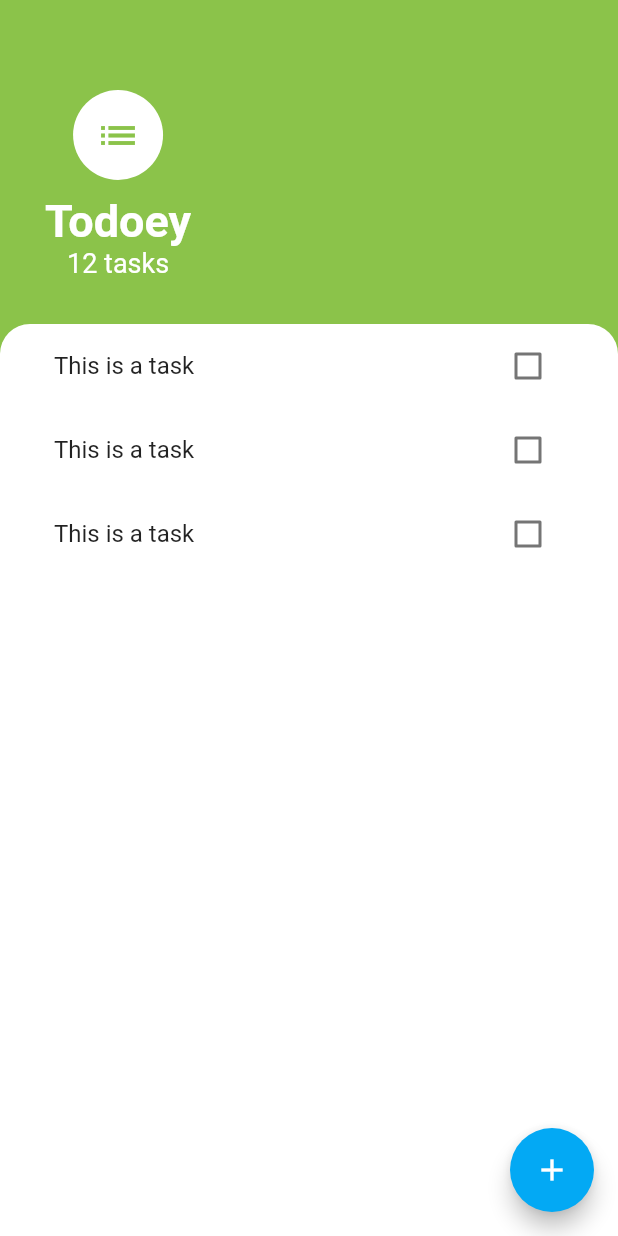
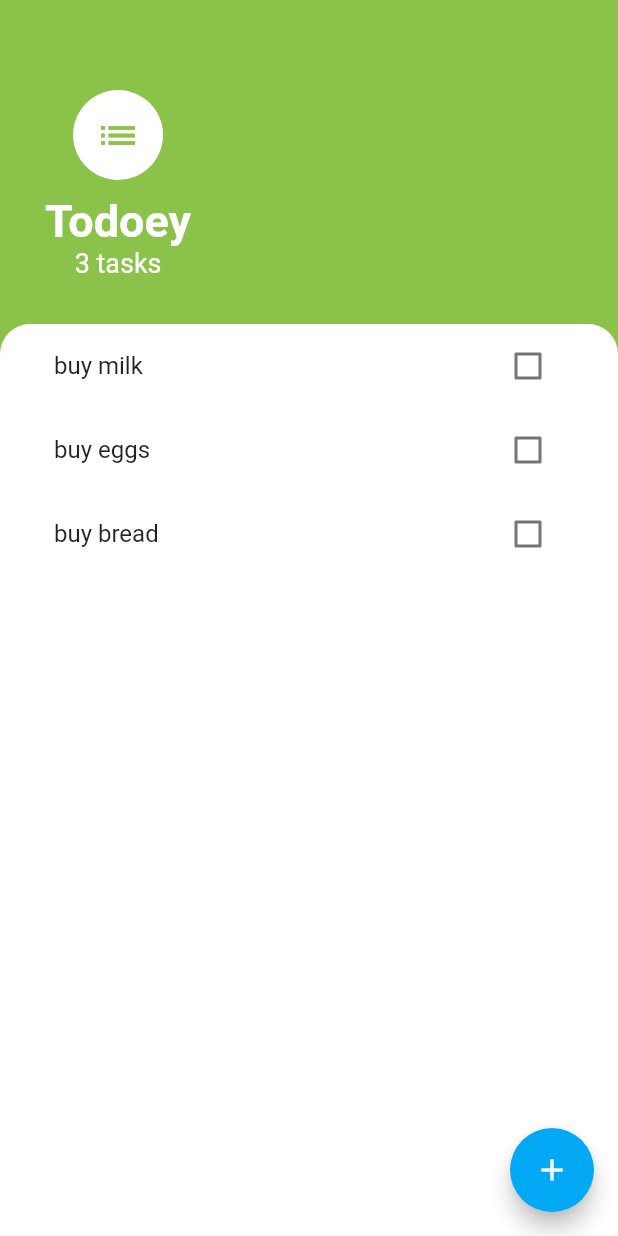
Before and after one commit to show111-zz/udemy_flutter_bootcamp, a Flutter app: the TasksScreen screen opened directly, on a phone screen of 412 x 824 dp. Run offline on Flutter 3.47's test engine with Material 2 defaults, Android fonts, the light colour scheme and no system bars; our stand-ins replace animated_text_kit, audioplayers, cloud_firestore, firebase_auth, flutter_spinkit, font_awesome_flutter and 3 more; accounts and stored records are empty.

Commit message:
finished of the todoey part

```diff
--- a/lib/home.dart
+++ b/lib/home.dart
@@ -1,5 +1,6 @@
 import 'package:flutter/material.dart';
-import 'package:udemy_flutter_bootcamp/todoey/tasks_screen.dart';
+import 'package:udemy_flutter_bootcamp/todoey/screens/tasks_screen.dart';
+import 'package:udemy_flutter_bootcamp/todoey/todo_home.dart';
 import 'package:udemy_flutter_bootcamp/xylophone/XylophoneApp.dart';
 import 'package:udemy_flutter_bootcamp/dice/dice_page.dart';
 import 'package:udemy_flutter_bootcamp/quizzler/Quizzler.dart';
@@ -27,7 +28,7 @@ class HomePage extends StatelessWidget {
         '/climate_page': (context) => ClimatePage(),
         '/bitcoin_page': (context) => BitcoinMain(),
         '/chat_page': (context) => FlashChat(),
-        '/todoey_page': (context) => TasksScreen(),
+        '/todoey_page': (context) => TodoHome(),
       },
       home: HomeListPage(),
     );
--- /dev/null
+++ b/lib/todoey/models/task.dart
@@ -0,0 +1,12 @@
+class Task{
+
+  final String name;
+  bool isDone;
+
+  Task({this.name, this.isDone = false});
+
+  void toggleDone(){
+    isDone = !isDone;
+  }
+
+}
--- /dev/null
+++ b/lib/todoey/models/task_data.dart
@@ -0,0 +1,38 @@
+import 'dart:collection';
+
+import 'package:flutter/foundation.dart';
+import 'task.dart';
+
+class TaskData extends ChangeNotifier{
+
+  List<Task> _tasks = [
+    Task(name: 'buy milk'),
+    Task(name: 'buy eggs'),
+    Task(name: 'buy bread'),
+  ];
+
+  int get taskCount{
+    return _tasks.length;
+  }
+
+  UnmodifiableListView<Task> get tasks{
+    return UnmodifiableListView(_tasks);
+  }
+
+  void addTask(String newTaskTitle){
+    final task = Task(name: newTaskTitle);
+    _tasks.add(task);
+    notifyListeners();
+  }
+
+  void updateTask(Task task){
+    task.toggleDone();
+    notifyListeners();
+  }
+
+  void deleteTask(Task task){
+     _tasks.remove(task);
+     notifyListeners();
+  }
+
+}
--- a/lib/todoey/tasks_screen.dart
+++ b/lib/todoey/screens/tasks_screen.dart
@@ -1,4 +1,6 @@
 import 'package:flutter/material.dart';
+import 'package:provider/provider.dart';
+import 'package:udemy_flutter_bootcamp/todoey/models/task_data.dart';
 import 'package:udemy_flutter_bootcamp/todoey/screens/add_task_screen.dart';
 import 'package:udemy_flutter_bootcamp/todoey/widgets/task_list.dart';
 
@@ -16,9 +18,10 @@ class TasksScreen extends StatelessWidget {
             isScrollControlled: true, // take up the full screen
             builder: (context) => SingleChildScrollView(
               child: Container(
-                  padding: EdgeInsets.only(
-                      bottom: MediaQuery.of(context).viewInsets.bottom),
-                  child: AddTaskScreen()),
+                padding: EdgeInsets.only(
+                    bottom: MediaQuery.of(context).viewInsets.bottom),
+                child: AddTaskScreen(),
+              ),
             ),
           );
         },
@@ -53,7 +56,7 @@ class TasksScreen extends StatelessWidget {
                         fontWeight: FontWeight.w700),
                   ),
                   Text(
-                    '12 tasks',
+                    '${Provider.of<TaskData>(context).taskCount} tasks',
                     style: TextStyle(
                       color: Colors.white,
                       fontSize: 18.0,
--- a/lib/todoey/widgets/task_list.dart
+++ b/lib/todoey/widgets/task_list.dart
@@ -1,16 +1,30 @@
-
 import 'package:flutter/material.dart';
+import 'package:provider/provider.dart';
+import 'package:udemy_flutter_bootcamp/todoey/models/task_data.dart';
 import 'package:udemy_flutter_bootcamp/todoey/widgets/task_tile.dart';
 
 class TasksList extends StatelessWidget {
   @override
   Widget build(BuildContext context) {
-    return ListView(
-      children: <Widget>[
-        TaskTile(),
-        TaskTile(),
-        TaskTile(),
-      ],
+    return Consumer<TaskData>(
+      builder: (context, taskData, child) {
+        return ListView.builder(
+          itemBuilder: (context, index) {
+            final task = taskData.tasks[index];
+            return TaskTile(
+              taskTitle: task.name,
+              isChecked: task.isDone,
+              checkboxCallback: (checkboxState) {
+                taskData.updateTask(task);
+              },
+              longPressCallback: (){
+                taskData.deleteTask(task);
+              }
+            );
+          },
+          itemCount: taskData.taskCount,
+        );
+      },
     );
   }
 }
--- a/lib/todoey/widgets/task_tile.dart
+++ b/lib/todoey/widgets/task_tile.dart
@@ -1,39 +1,24 @@
 import 'package:flutter/material.dart';
 
-class TaskTile extends StatefulWidget {
-  @override
-  _TaskTileState createState() => _TaskTileState();
-}
+class TaskTile extends StatelessWidget {
 
-class _TaskTileState extends State<TaskTile> {
-  bool isChecked = false;
+  final bool isChecked;
+  final String taskTitle;
+  final Function checkboxCallback;
+  final Function longPressCallback;
+
+  TaskTile({this.isChecked, this.taskTitle, this.checkboxCallback, this.longPressCallback});
 
   @override
   Widget build(BuildContext context) {
     return ListTile(
-      title: Text('This is a task', style: TextStyle(decoration: isChecked ? TextDecoration.lineThrough : null),),
-      trailing: TaskCheckbox(isChecked, (bool checkboxState){
-        setState(() {
-          isChecked = checkboxState;
-        });
-      }),
+      title: Text(taskTitle, style: TextStyle(decoration: isChecked ? TextDecoration.lineThrough : null),),
+      trailing: Checkbox(
+        value: isChecked,
+        activeColor: Colors.lightGreen,
+        onChanged: checkboxCallback,
+      ),
+      onLongPress: longPressCallback,
     );
   }
 }
-
-class TaskCheckbox extends StatelessWidget {
-
-  final bool checkboxState;
-  final Function toggleCheckboxState;
-
-  TaskCheckbox(this.checkboxState, this.toggleCheckboxState);
-
-  @override
-  Widget build(BuildContext context) {
-    return Checkbox(
-      value: checkboxState,
-      activeColor: Colors.lightGreen,
-      onChanged: toggleCheckboxState,
-    );
-  }
-}
--- a/pubspec.yaml
+++ b/pubspec.yaml
@@ -22,6 +22,7 @@ dependencies:
   cloud_firestore: ^0.13.4+2
   firebase_auth: ^0.15.5+3
   modal_progress_hud: ^0.1.3
+  provider: ^4.0.5
 
 dev_dependencies:
   flutter_test:
```
Also changed, not shown: lib/todoey/screens/add_task_screen.dart (+32 -5 lines), lib/todoey/todo_home.dart (added, +17 -0 lines), pubspec.lock.
